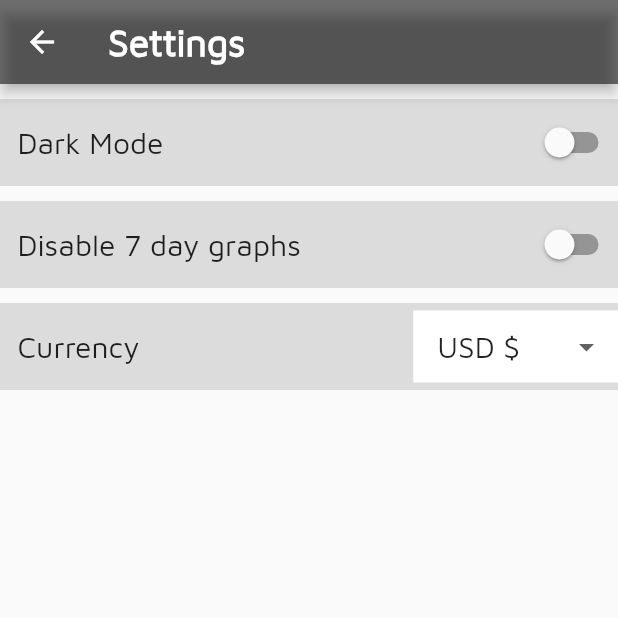
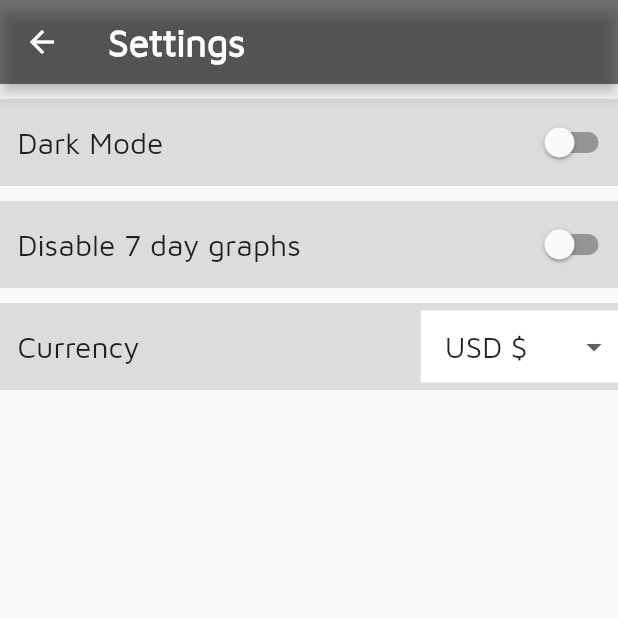
Before and after one commit to Blakexx/CryptoTracker, a Flutter app: the Settings screen opened directly, on a phone screen of 412 x 824 dp, the top half of it. Run offline on Flutter 3.47's test engine with Material 2 defaults, Android fonts, the phone set to English and light mode, and no system bars; our stand-ins replace cached_network_image, charts_flutter, flutter_cache_manager; network calls fail.

Commit message:
Filter list

```diff
--- a/lib/main.dart
+++ b/lib/main.dart
@@ -851,7 +851,6 @@ class SettingsState extends State<Settings>{
                                     doneChanging?new Column(
                                       crossAxisAlignment: CrossAxisAlignment.end,
                                         children: [new Container(
-                                          padding: EdgeInsets.only(right:5.0),
                                           color: bright?Colors.white:Colors.white12,
                                           child: new MyDropdown.DropdownButtonHideUnderline(
                                             child: new ButtonTheme(alignedDropdown: true,minWidth: 0.0,child: new MyDropdown.DropdownButton<String>(
@@ -932,8 +931,8 @@ class SettingsState extends State<Settings>{
                                         )]
                                     ):new Container(
                                       height: 48.0,
-                                      width: 130.0,
-                                      child: new Container(child: new LinearProgressIndicator())
+                                      width: 48.0,//130.0,
+                                      child: new CircularProgressIndicator()//new LinearProgressIndicator()
                                     )
                                   ]
                               )
```
